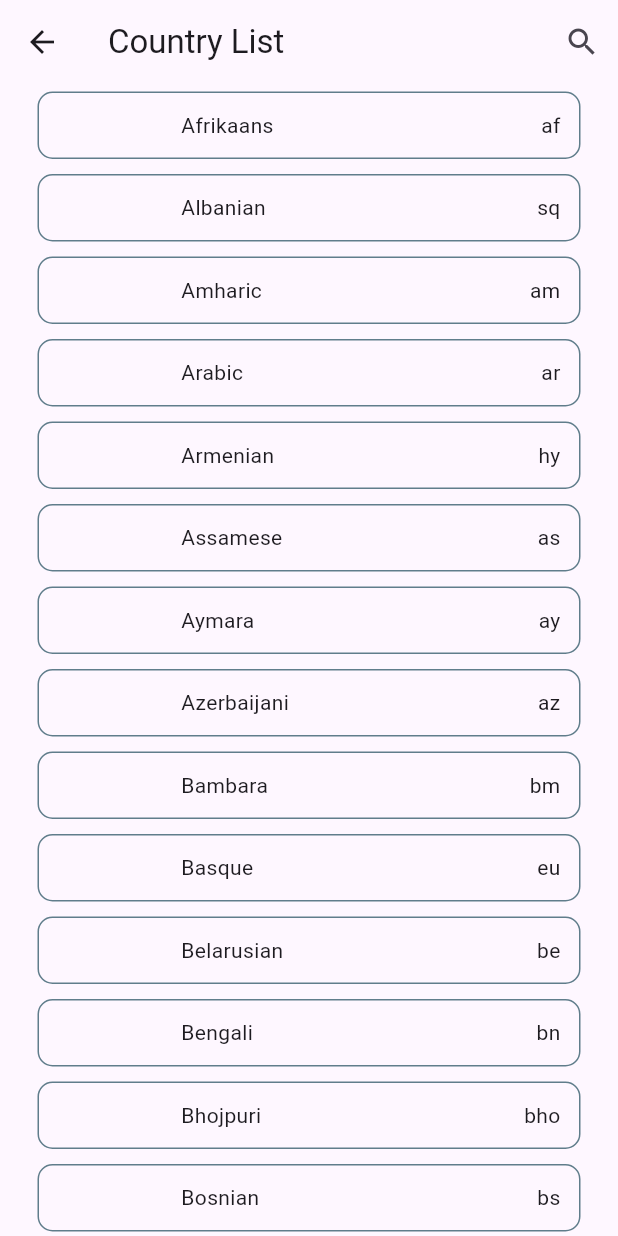
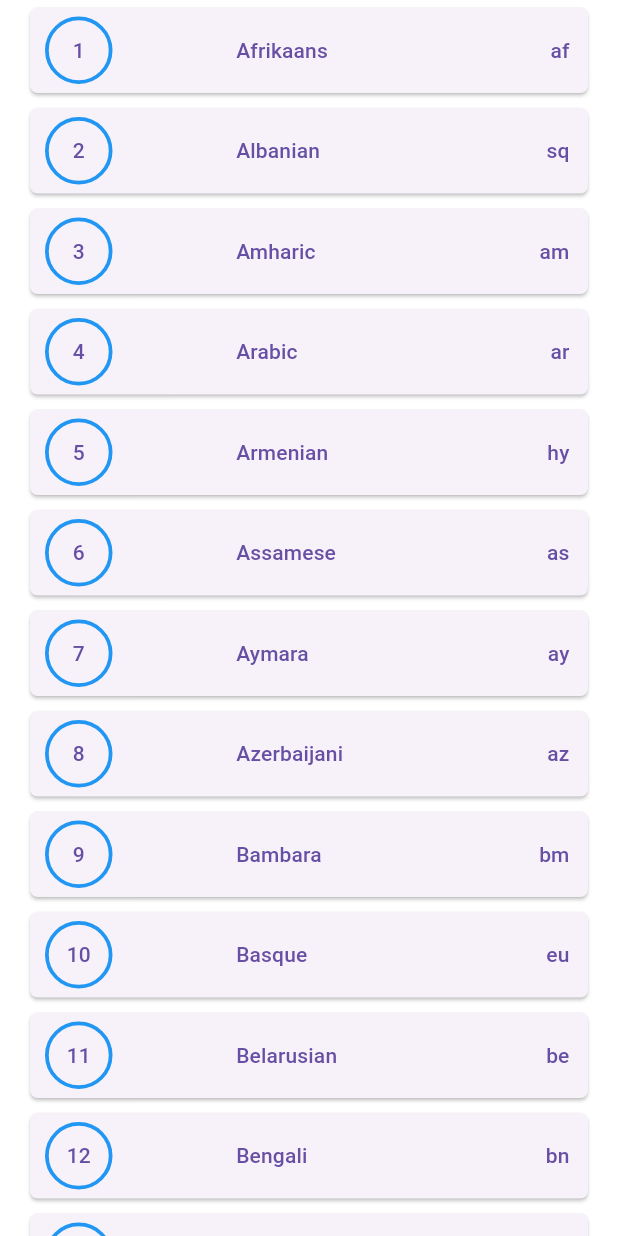
Before and after one commit to InnwaCommunity/Multi-Langua, a Flutter app: the screen it shows after launch, after a tap on the "forward" icon, after a tap on "Myanmar", on a phone screen of 412 x 824 dp. Run offline on Flutter 3.47's test engine with Material 3 defaults, Android fonts, the phone set to English and light mode, and no system bars; our stand-ins replace awesome_notifications, flutter_tts, shared_preferences; missing offline and left inert: clear_all_notifications, translator.

Commit message:
add speaking functions to both language(input-output)

```diff
--- a/Multi Langua/lib/config/text_style.dart
+++ b/Multi Langua/lib/config/text_style.dart
@@ -3,11 +3,12 @@ import 'package:flutter/material.dart';
 class DTextStyle{
   static TextStyle translateCountryName= const TextStyle(
     fontSize: 23,
-    fontWeight: FontWeight.normal
+    fontWeight: FontWeight.normal,
+    overflow: TextOverflow.ellipsis
   );
 
   static TextStyle translateData=const TextStyle(
-    color: Colors.white,
+    color: Colors.black,
     fontSize: 20,
     fontWeight: FontWeight.normal
   );
--- a/Multi Langua/lib/ui/pages/language_list_page.dart
+++ b/Multi Langua/lib/ui/pages/language_list_page.dart
@@ -19,13 +19,16 @@ class _LanguageListPageState extends State<LanguageListPage>
   @override
   Widget build(BuildContext context) {
     return Scaffold(
-      appBar: AppBar(
-        title: const Text('Country List'),
-        actions: [IconButton(onPressed: () {}, icon: const Icon(Icons.search))],
-      ),
-      body: SafeArea(
+      // appBar: AppBar(
+      //   title: const Text('Country List'),
+      //   actions: [IconButton(onPressed: () {}, icon: const Icon(Icons.search))],
+      // ),
+      body: Container(
+        color: Colors.white,
+        child: SafeArea(
           child: Column(
             children: [
+              // backGround(),
               Expanded(
                 child: ListView.builder(
                   controller: countryListView,
@@ -37,39 +40,76 @@ class _LanguageListPageState extends State<LanguageListPage>
             ],
           ),
         ),
+      ),
+    );
+  }
+
+  Widget backGround(){
+    return Column(
+      children: [
+        Container(
+          height: 300,
+          width: MediaQuery.of(context).size.width,
+          decoration: BoxDecoration(
+            shape: BoxShape.circle,
+            color: Colors.blue,
+          ),
+        ),
+      ],
     );
   }
 
   Widget _countryListUi(int index) {
     return Padding(
-      padding: const EdgeInsets.fromLTRB(25, 5, 25, 5),
+      padding: const EdgeInsets.fromLTRB(20, 5, 20, 5),
       child: Opacity(
         opacity: widget.selectedCode == countryModel[index].languageCode ? 0.3 : 1.0 ,
-        child: GestureDetector(
-          onTap: () {
+        child: ElevatedButton(
+          style: ElevatedButton.styleFrom(
+            padding: const EdgeInsets.all(0),
+            fixedSize: Size(MediaQuery.of(context).size.width * 0.01, 57),
+                  shape: RoundedRectangleBorder(
+                      borderRadius: BorderRadius.circular(5))
+          ),
+          onPressed: (){
             if (widget.selectedCode == countryModel[index].languageCode) {
               return;
             }
             Navigator.of(context).pop(
                 '${countryModel[index].languageCode!},${countryModel[index].languageName!}');
-          },
-          child: Container(
-            height: 45,
-            width: MediaQuery.of(context).size.width * 0.01,
-            decoration: BoxDecoration(
-              border: Border.all(color: Colors.blueGrey),
-              borderRadius: BorderRadius.circular(10)),
-            child: Row(
+        }, child: Row(
           mainAxisAlignment: MainAxisAlignment.spaceBetween,
           children: [
             Row(
               mainAxisAlignment: MainAxisAlignment.start,
               crossAxisAlignment: CrossAxisAlignment.center,
               children: [
-                    SizedBox(width: MediaQuery.of(context).size.width * 0.03,),
-                    // Image.network(countryModel[index].countryImage!,
+                const SizedBox(width: 10,),
+                Container(
+                  height: 45,
+                  width: 45,
+                  decoration: BoxDecoration(
+                    border: Border.all(
+                      color: Colors.blue,
+                      width: 2.5,
+                    ),
+                    shape: BoxShape.circle,
+                  ),
+                  child: ClipOval(
+                    child: SizedBox.fromSize(
+                      size: const Size.fromRadius(48),
+                      child: Center(
+                        child: Text((index + 1).toString()),
+                      ),
+                    ),
+                  ),
+                ),
+                // SizedBox(
+                //   width: MediaQuery.of(context).size.width * 0.03,
                 // ),
-                    SizedBox(width: MediaQuery.of(context).size.width * 0.2,),
+                SizedBox(
+                  width: MediaQuery.of(context).size.width * 0.2,
+                ),
                 Text(countryModel[index].languageName!),
               ],
             ),
@@ -80,9 +120,13 @@ class _LanguageListPageState extends State<LanguageListPage>
                 SizedBox(width: MediaQuery.of(context).size.width * 0.03,),],
             ),
           ],
-            ),
-          ),
-        ),
+        ),),
+        // child: GestureDetector(
+        //   onTap: () {
+
+        //   },
+        //   child:
+        // ),
       ),
     );
   }
--- a/Multi Langua/lib/ui/pages/mixin/home_page_mixin.dart
+++ b/Multi Langua/lib/ui/pages/mixin/home_page_mixin.dart
@@ -113,6 +113,7 @@ mixin _HomePageMixin on State<MyHomePage> {
     toLanguage = to != null ? to.split(',')[1] : '';
     dynamic supportLan = await flutterTtsoutput.getLanguages;
     String? selectedType;
+    String? selectInType;
     for (var sup in supportLan) {
       if (sup.toString().toLowerCase().startsWith(glotran.to)) {
         selectedType = sup;
@@ -121,7 +122,15 @@ mixin _HomePageMixin on State<MyHomePage> {
     if (selectedType != null) {
       outputlanguage = selectedType;
       flutterTtsoutput.setLanguage(outputlanguage!);
-      setState(() {});
     }
+    for (var sup in supportLan) {
+      if (sup.toString().toLowerCase().startsWith(glotran.from)) {
+        selectInType = sup;
+      }
+    }
+    if (selectInType != null) {
+      outputlanguage = selectInType;
+    }
+    setState(() {});
   }
 }
--- a/Multi Langua/lib/ui/pages/my_home_page.dart
+++ b/Multi Langua/lib/ui/pages/my_home_page.dart
@@ -69,6 +69,8 @@ class _MyHomePageState extends State<MyHomePage> with _HomePageMixin {
                                 from: glotran.from,
                                 to: glotran.to);
                             _translateData.outputData = translation.toString();
+                          }else{
+                            _translateData.outputData='';
                           }
                           editing = false;
                           setState(() {});
@@ -77,12 +79,47 @@ class _MyHomePageState extends State<MyHomePage> with _HomePageMixin {
                     ),
                     Align(
                       alignment: Alignment.topRight,
+                      child: SizedBox(
+                        height: MediaQuery.of(context).size.height * 0.2,
+                        width: 40,
+                        child: ListView(
+                          children: [
+                            Column(
+                              mainAxisAlignment: MainAxisAlignment.end,
+                              crossAxisAlignment: CrossAxisAlignment.end,
+                              children: [
+                                IconButton(
+                                    onPressed: () {
+                                      inpoutText.text = '';
+                                      _translateData.outputData = '';
+                                      setState(() {});
+                                    },
+                                    icon: const Icon(Icons.close)),
+                                Visibility(
+                                  visible: inputlanguage != null
+                                      ? inputlanguage!
+                                          .toLowerCase()
+                                          .startsWith(glotran.from)
+                                      : false,
                                   child: IconButton(
+                                      icon: const Icon(Icons.volume_up),
+                                      onPressed: () => {
+                                            flutterTtsoutput
+                                                .setLanguage(inputlanguage!),
+                                            _translateoutput(inpoutText.text)
+                                          }),
+                                ),
+                                IconButton(
                                     onPressed: () {
-                                  Clipboard.setData(ClipboardData(
-                                      text: inpoutText.text));
+                                      Clipboard.setData(
+                                          ClipboardData(text: inpoutText.text));
                                     },
                                     icon: const Icon(Icons.copy)),
+                              ],
+                            )
+                          ],
+                        ),
+                      ),
                     ),
                   ],
                 ),
@@ -106,6 +143,16 @@ class _MyHomePageState extends State<MyHomePage> with _HomePageMixin {
                           NotificationController.createNewNotification();
                           inpoutText.text='';
                           _translateData.outputData = '';
+                          dynamic supportLan =await flutterTtsoutput.getLanguages;
+                          String? selectedType;
+                          for (var sup in supportLan) {
+                            if (sup.toString().toLowerCase().startsWith(value.toString().split(',')[0])) {
+                              selectedType=sup;
+                            }
+                          }
+                          if (selectedType != null) {
+                            inputlanguage = selectedType;
+                          }
                           setState(() {});
                         }
                       });
@@ -140,14 +187,22 @@ class _MyHomePageState extends State<MyHomePage> with _HomePageMixin {
 
                     dynamic supportLan = await flutterTtsoutput.getLanguages;
                     String? selectedType;
+                    String? selectInType;
                     for (var sup in supportLan) {
                       if (sup.toString().toLowerCase().startsWith(glotran.to)) {
                         selectedType = sup;
                       }
                     }
+                    for (var sup in supportLan) {
+                      if (sup.toString().toLowerCase().startsWith(glotran.from)) {
+                        selectInType = sup;
+                      }
+                    }
+                    if (selectInType != null) {
+                      inputlanguage=selectInType;
+                    }
                     if (selectedType != null) {
                       outputlanguage = selectedType;
-                      flutterTtsoutput.setLanguage(outputlanguage!);
                     }
                     NotificationController.createNewNotification();
                     setState(() {});
@@ -197,28 +252,34 @@ class _MyHomePageState extends State<MyHomePage> with _HomePageMixin {
                     ))
               ],
             ),
-            Container(
-              margin: const EdgeInsets.all(10),
-              height: MediaQuery.of(context).size.height * 0.15,
-              width: MediaQuery.of(context).size.width,
-              decoration: BoxDecoration(
-                  color: Colors.blue,
-                  borderRadius: BorderRadius.circular(30),
-                  border: Border.all(color: Colors.deepPurple)),
-              child: Padding(
-                  padding: const EdgeInsets.fromLTRB(8, 15, 8, 0),
-                  child: Column(
-                    mainAxisAlignment: MainAxisAlignment.spaceBetween,
-                    crossAxisAlignment: CrossAxisAlignment.start,
+            Padding(
+              padding: const EdgeInsets.fromLTRB(10, 15, 8, 0),
+              child: ElevatedButton(
+                style: ElevatedButton.styleFrom(
+                  padding: const EdgeInsets.all(0),
+              fixedSize: Size(MediaQuery.of(context).size.width - 30,  MediaQuery.of(context).size.height * 0.15),
+                    shape: RoundedRectangleBorder(
+                        borderRadius: BorderRadius.circular(15))
+                ),
+                onPressed: (){},
+                child: Stack(
                     children: [
                       editing
                           ? Text(
                               'Editing...',
                               style: DTextStyle.translateData,
                             )
-                          : Text(
+                          : SizedBox(
+                            height: MediaQuery.of(context).size.height * 0.17,
+                            width: MediaQuery.of(context).size.width,
+                            child: ListView(
+                              children: [
+                                Text(
                                     _translateData.outputData!,
                                     style: DTextStyle.translateData,
+                                  ),
+                              ],
+                            ),
                           ),
                       Align(
                         alignment: Alignment.bottomRight,
@@ -226,11 +287,19 @@ class _MyHomePageState extends State<MyHomePage> with _HomePageMixin {
                           mainAxisAlignment: MainAxisAlignment.end,
                           children: [
                             Visibility(
-                              visible: outputlanguage != null ? outputlanguage!.toLowerCase().startsWith(glotran.to) : false,
+                            visible: outputlanguage != null
+                                ? outputlanguage!
+                                    .toLowerCase()
+                                    .startsWith(glotran.to)
+                                : false,
                             child: IconButton(
                                 icon: const Icon(Icons.volume_up),
-                                  onPressed: () =>
-                                      {_translateoutput(_translateData.outputData!)}),
+                                onPressed: () => {
+                                      flutterTtsoutput
+                                          .setLanguage(outputlanguage!),
+                                      _translateoutput(
+                                          _translateData.outputData!)
+                                    }),
                           ),
                             IconButton(
                                 onPressed: () {
@@ -242,8 +311,19 @@ class _MyHomePageState extends State<MyHomePage> with _HomePageMixin {
                         ),
                       )
                     ],
-                  )),
                   ),
+              ),
+            ),
+            // Container(
+            //   margin: const EdgeInsets.all(10),
+            //   height: MediaQuery.of(context).size.height * 0.15,
+            //   width: MediaQuery.of(context).size.width,
+            //   decoration: BoxDecoration(
+            //       color: Colors.blue,
+            //       borderRadius: BorderRadius.circular(30),
+            //       border: Border.all(color: Colors.deepPurple)),
+            //   child:
+            // ),
             const Column(
               children: [Text('History')],
             ),
```
Also changed, not shown: Multi Langua/lib/controller/notification_controller.dart (+2 -84 lines). Lines whose indentation alone changed are shown as unchanged.
